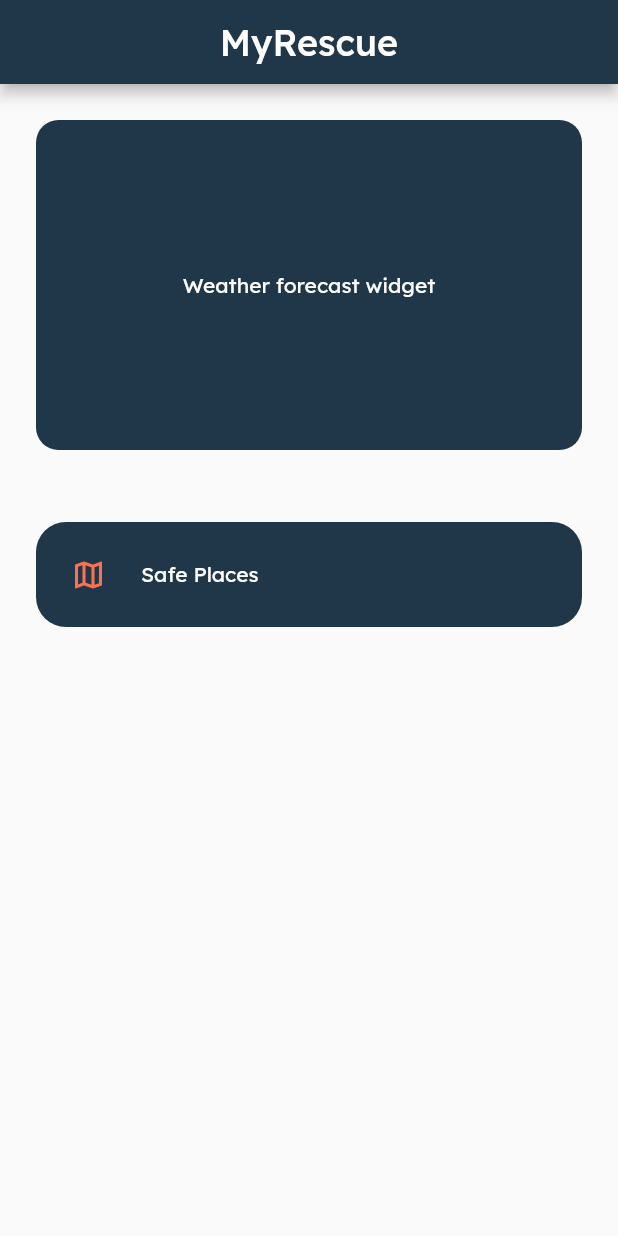
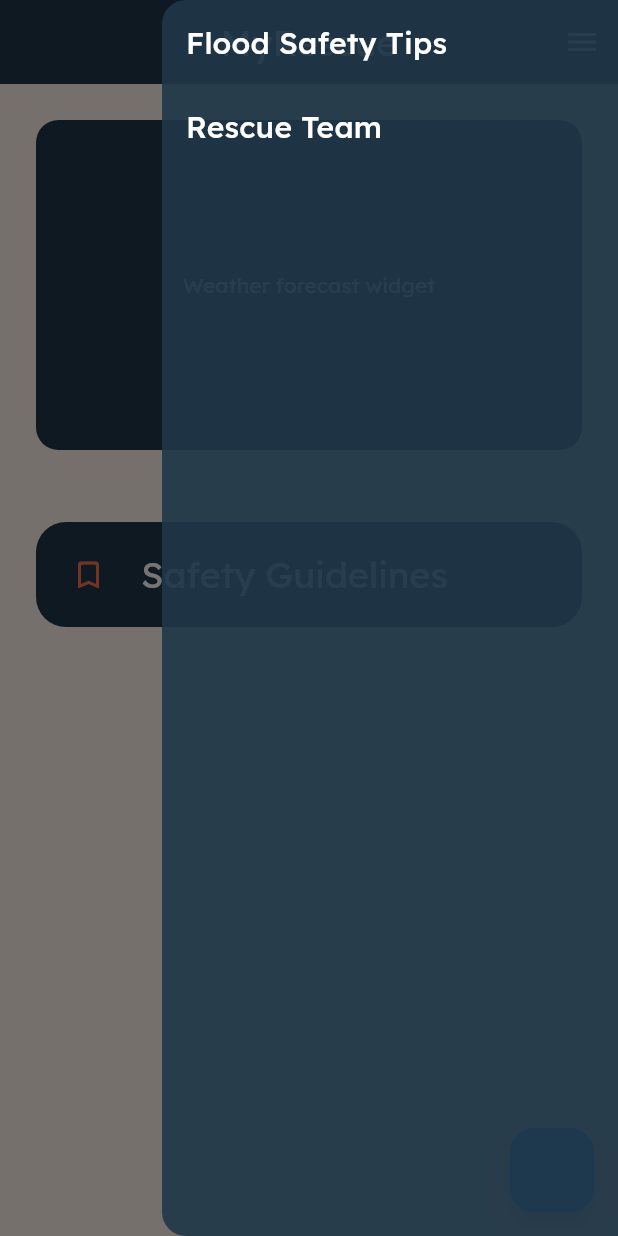
Before and after one commit to Daryl0101/my_rescue, a Flutter app: the screen it shows after launch, with the side drawer open (before the commit the screen has no drawer), on a phone screen of 412 x 824 dp. Run offline on Flutter 3.47's test engine with Material 2 defaults, Android fonts, the phone set to English and light mode, and no system bars.

Commit message:
Homepage Implementation

```diff
--- a/lib/config/themes/theme_config.dart
+++ b/lib/config/themes/theme_config.dart
@@ -20,12 +20,16 @@ const myRescueOrange = Color.fromARGB(255, 253, 113, 78);
 
 // Define the details of the themes we specified
 final appThemeData = ThemeData(
-    backgroundColor: myRescueBeige,
+    scaffoldBackgroundColor: myRescueBeige,
+    //primaryIconTheme: const IconThemeData(color: myRescueBeige),
     textTheme: const TextTheme(
         titleLarge:
             TextStyle(fontFamily: "Lexend", color: Colors.white, fontSize: 24),
+        titleMedium:
+            TextStyle(fontFamily: "Lexend", color: Colors.white, fontSize: 20),
         displaySmall:
             TextStyle(fontFamily: "Lexend", color: Colors.white, fontSize: 14)),
+    useMaterial3: true,
     colorScheme: ColorScheme.fromSwatch().copyWith(
         brightness: Brightness.light,
         primary: myRescueBlue,
--- a/lib/modules/screens/homepage.dart
+++ b/lib/modules/screens/homepage.dart
@@ -1,6 +1,8 @@
 import 'package:flutter/material.dart';
+import 'package:my_rescue/widgets/drawer.dart';
 import 'package:my_rescue/widgets/text_button.dart';
 import 'package:my_rescue/widgets/weather_forecast.dart';
+import 'package:my_rescue/widgets/app_bar.dart';
 
 class HomePage extends StatefulWidget {
   const HomePage({super.key});
@@ -10,21 +12,49 @@ class HomePage extends StatefulWidget {
 }
 
 class _HomePageState extends State<HomePage> {
+  bool showHelpButton = false;
+
   @override
   Widget build(BuildContext context) {
     return Scaffold(
-      appBar: AppBar(
-        title: Text(
-          "MyRescue",
-          style: Theme.of(context).textTheme.titleLarge,
-        ),
-        centerTitle: true,
+      appBar: const UpperNavBar(),
+      endDrawer: const CustomDrawer(),
+      body: Column(
+        children: <Widget>[
+          const WeatherForecast(),
+          CustomTextButton(
+            height: 70,
+            text: "Safety Guidelines",
+            icon: Icon(
+              Icons.bookmark_border_rounded,
+              color: Theme.of(context).colorScheme.secondary,
+            ),
+            textStyle: Theme.of(context).textTheme.titleLarge,
+            textAlign: TextAlign.start,
+          ),
+          (() {
+            if (showHelpButton) {
+              return CustomTextButton(
+                height: 100,
+                width: MediaQuery.of(context).size.width * 0.5,
+                text: "HELP!",
+                textStyle: Theme.of(context)
+                    .textTheme
+                    .titleLarge
+                    ?.copyWith(fontSize: 50),
+                backgroundColor: Theme.of(context).colorScheme.secondary,
+                buttonSplashColor: Theme.of(context).colorScheme.primary,
+              );
+            } else {
+              return Container();
+            }
+          }())
+        ],
       ),
-      body: Column(
-        children: const <Widget>[
-          WeatherForecast(),
-          CustomTextButton(height: 70, text: "Safe Places",)
-        ],
+      floatingActionButton: FloatingActionButton(
+        onPressed: () => setState(() {
+          showHelpButton = !showHelpButton;
+        }),
       ),
     );
   }
--- /dev/null
+++ b/lib/widgets/app_bar.dart
@@ -0,0 +1,21 @@
+import 'package:flutter/material.dart';
+
+class UpperNavBar extends StatelessWidget implements PreferredSizeWidget {
+  const UpperNavBar({super.key});
+
+  @override
+  Widget build(BuildContext context) {
+    return AppBar(
+      iconTheme: const IconThemeData(color: Colors.white),
+      //actionsIconTheme: const IconThemeData(color: Colors.white),
+      title: Text(
+        "MyRescue",
+        style: Theme.of(context).textTheme.titleLarge,
+      ),
+      centerTitle: true,
+    );
+  }
+
+  @override
+  Size get preferredSize => const Size.fromHeight(kToolbarHeight);
+}
--- /dev/null
+++ b/lib/widgets/drawer.dart
@@ -0,0 +1,41 @@
+import 'package:flutter/material.dart';
+
+class CustomDrawer extends StatefulWidget {
+  const CustomDrawer({super.key});
+
+  @override
+  State<CustomDrawer> createState() => _CustomDrawerState();
+}
+
+class _CustomDrawerState extends State<CustomDrawer> {
+  @override
+  Widget build(BuildContext context) {
+    return Drawer(
+      // Background of drawer is slightly transparent
+      backgroundColor: Theme.of(context).colorScheme.primary.withAlpha(230),
+      child: ListView(
+        children: <Widget>[
+          ListTile(
+            onTap: () {
+              // Closes the drawer
+              Navigator.pop(context);
+            },
+            title: Text(
+              "Flood Safety Tips",
+              style: Theme.of(context).textTheme.titleMedium,
+            ),
+          ),
+          ListTile(
+              onTap: () {
+                // Closes the drawer
+                Navigator.pop(context);
+              },
+              title: Text(
+                "Rescue Team",
+                style: Theme.of(context).textTheme.titleMedium,
+              ))
+        ],
+      ),
+    );
+  }
+}
--- a/lib/widgets/text_button.dart
+++ b/lib/widgets/text_button.dart
@@ -1,14 +1,26 @@
 import 'package:flutter/material.dart';
+import 'package:my_rescue/config/themes/theme_config.dart';
 
 class CustomTextButton extends StatelessWidget {
-  const CustomTextButton({
-    super.key,
-    this.height = 50,
-    required this.text
-  });
+  const CustomTextButton(
+      {super.key,
+      this.height = 50,
+      this.width = double.infinity,
+      this.icon,
+      required this.text,
+      required this.textStyle,
+      this.backgroundColor = myRescueBlue,
+      this.buttonSplashColor = myRescueBeige,
+      this.textAlign = TextAlign.center,
+      this.buttonFunction});
 
-  final double height;
+  final double height, width;
   final String text;
+  final TextStyle? textStyle;
+  final Icon? icon;
+  final Color? backgroundColor, buttonSplashColor;
+  final TextAlign? textAlign;
+  final void Function()? buttonFunction;
 
   @override
   Widget build(BuildContext context) {
@@ -16,34 +28,35 @@ class CustomTextButton extends StatelessWidget {
     return Container(
       margin: const EdgeInsets.all(24),
       decoration: BoxDecoration(
-          color: Theme.of(context).colorScheme.primary,
-          borderRadius: BorderRadius.circular(20)),
+          color: backgroundColor, borderRadius: BorderRadius.circular(20)),
       // Sized box to define the size of the button
       child: SizedBox(
         height: height,
-
+        width: width,
         // Stack the Material design on top of the button
         child: Stack(
           children: <Widget>[
             // Row of the icon and text
             Row(
               children: <Widget>[
-                Container(
-                  width: height,
-                  height: height,
-                  alignment: Alignment.centerLeft,
-                  child: Center(
-                    child: Icon(
-                      Icons.map_outlined,
-                      color: Theme.of(context).colorScheme.secondary,
+                (() {
+                  if (icon == null) {
+                    return Container();
+                  }
+                  return Container(
+                    width: height,
+                    height: height,
+                    alignment: Alignment.centerLeft,
+                    child: Center(
+                      child: icon,
                     ),
-                  ),
-                ),
+                  );
+                }()),
                 Expanded(
                   child: Text(
                     text,
-                    textAlign: TextAlign.start,
-                    style: Theme.of(context).textTheme.displaySmall,
+                    textAlign: textAlign,
+                    style: textStyle,
                   ),
                 )
               ],
@@ -54,9 +67,9 @@ class CustomTextButton extends StatelessWidget {
             Material(
               type: MaterialType.transparency,
               child: InkWell(
-                onTap: () {},
+                onTap: () => buttonFunction,
                 borderRadius: BorderRadius.circular(20),
-                splashColor: Theme.of(context).colorScheme.background,
+                splashColor: buttonSplashColor,
               ),
             )
           ],
--- a/pubspec.yaml
+++ b/pubspec.yaml
@@ -40,6 +40,7 @@ dependencies:
   google_fonts: ^3.0.1
   flutter_bloc: ^8.1.1
   equatable: ^2.0.5
+  firebase_core: ^2.4.1
 
 dev_dependencies:
   flutter_test:
```
Also changed, not shown: pubspec.lock, 1 other file.
